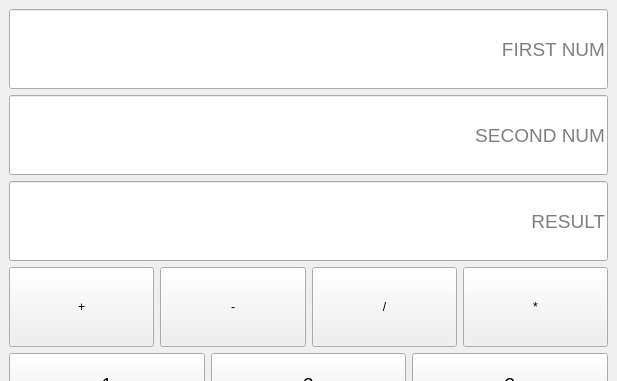
Qt form MainWindow.ui (joedraiser/QtCalc) before a commit; both pictures show x 0 to 617 and y 0 to 381 of the 617 by 737 pixel window.
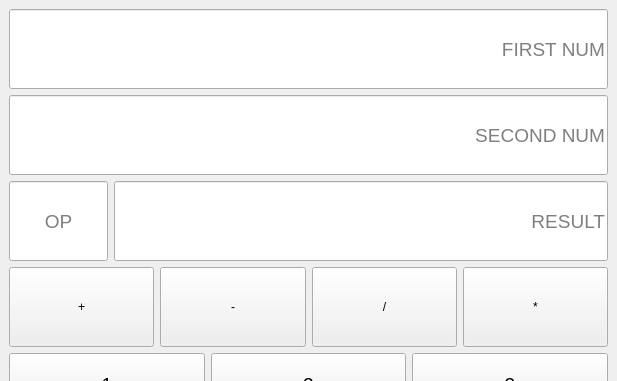
The same form after that commit.

What changed in the file:
```diff
--- a/MainWindow.ui
+++ b/MainWindow.ui
@@ -66,6 +66,29 @@
        </widget>
       </item>
       <item>
+       <layout class="QHBoxLayout" name="horizontalLayout_2" stretch="1,5">
+        <item>
+         <widget class="QLineEdit" name="OPERATION">
+          <property name="minimumSize">
+           <size>
+            <width>0</width>
+            <height>80</height>
+           </size>
+          </property>
+          <property name="font">
+           <font>
+            <pointsize>14</pointsize>
+           </font>
+          </property>
+          <property name="alignment">
+           <set>Qt::AlignCenter</set>
+          </property>
+          <property name="placeholderText">
+           <string>OP</string>
+          </property>
+         </widget>
+        </item>
+        <item>
        <widget class="QLineEdit" name="Q_LINE_3">
         <property name="minimumSize">
          <size>
@@ -88,6 +111,8 @@
          <string>RESULT</string>
         </property>
        </widget>
+        </item>
+       </layout>
       </item>
       <item>
        <layout class="QHBoxLayout" name="horizontalLayout">
```
Lines whose indentation alone changed are shown as unchanged.
